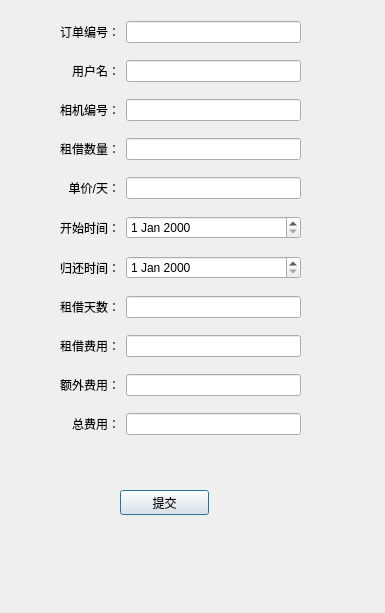
Anthony52233/Qt_mysql_sys, file dialog_edit_indent.ui: the form before one commit.
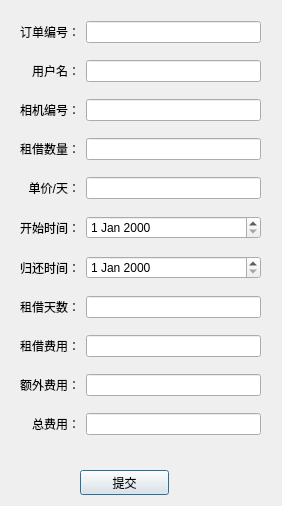
The form after the commit.

What changed in the file:
```diff
--- a/dialog_edit_indent.ui
+++ b/dialog_edit_indent.ui
@@ -6,8 +6,8 @@
    <rect>
     <x>0</x>
     <y>0</y>
-    <width>385</width>
-    <height>613</height>
+    <width>282</width>
+    <height>506</height>
    </rect>
   </property>
   <property name="windowTitle">
@@ -16,7 +16,7 @@
   <widget class="QWidget" name="widget" native="true">
    <property name="geometry">
     <rect>
-     <x>60</x>
+     <x>20</x>
      <y>10</y>
      <width>241</width>
      <height>441</height>
@@ -171,8 +171,8 @@
   <widget class="QPushButton" name="pushButton_commit">
    <property name="geometry">
     <rect>
-     <x>120</x>
-     <y>490</y>
+     <x>80</x>
+     <y>470</y>
      <width>89</width>
      <height>25</height>
     </rect>
```
